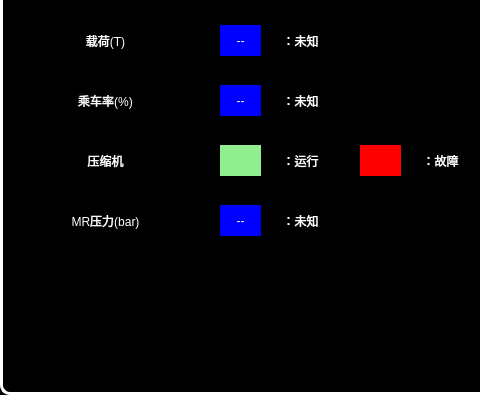
This is vehiclebcuhelppage2.ui in mayue-crrc/ShenyangMetro9DB as Qt 5 draws it before an edit; both pictures show x 0 to 480 and y 205 to 600 of the 800 by 600 pixel window. The edited form follows.
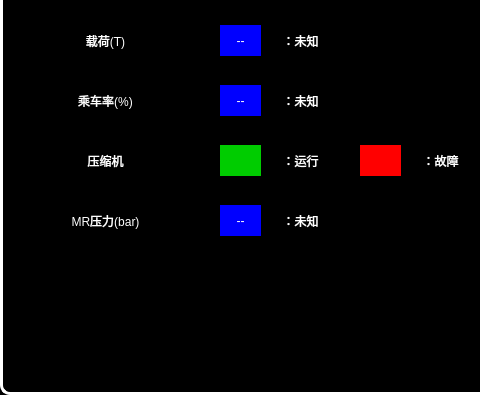
This is the edited form.

```diff
--- a/vehiclebcuhelppage2.ui
+++ b/vehiclebcuhelppage2.ui
@@ -320,7 +320,7 @@
     </rect>
    </property>
    <property name="styleSheet">
-    <string notr="true">font: 16px, &quot;微软雅黑&quot;;color:white;background-color:lightgreen;</string>
+    <string notr="true">font: 16px, &quot;微软雅黑&quot;;color:white;background-color:rgb(0,204,0);</string>
    </property>
    <property name="text">
     <string/>
```
